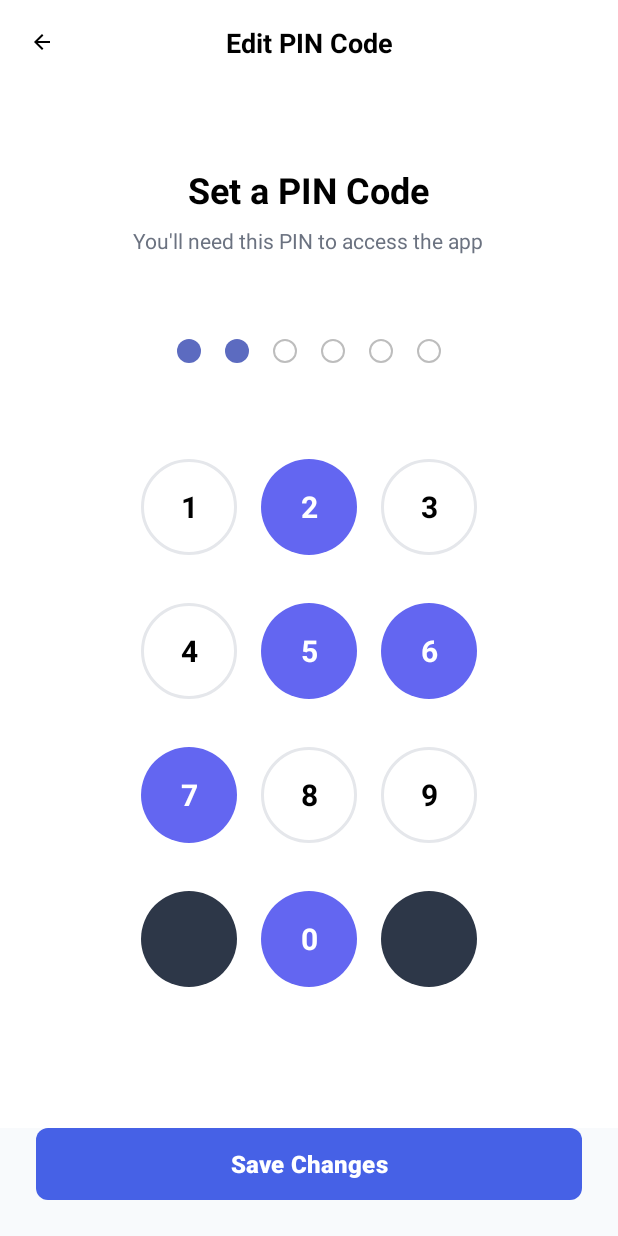
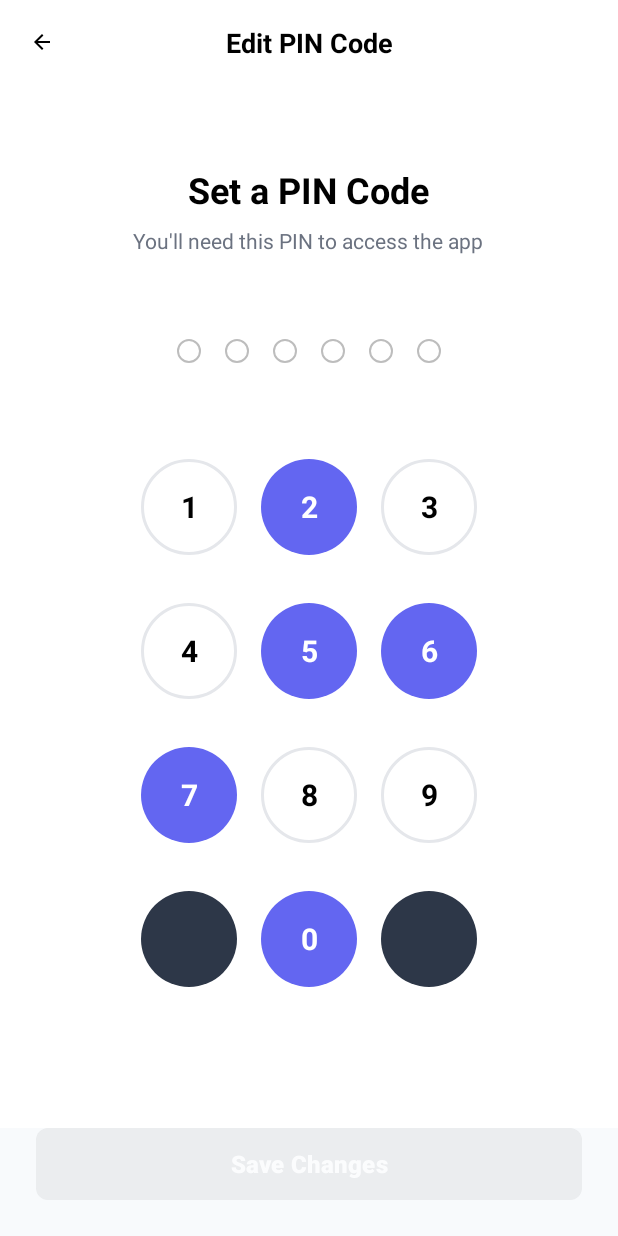
Before and after one commit to Kevinardhana096/spendly, an Android app: the EditPinActivity screen opened directly, with no data from a screen before it, on a phone screen of 412 x 824 dp. Run offline under Robolectric (Android 15) with nearby library versions, the phone set to English and light mode, and no system bars.

Commit message:
feat : functionally code edit pin activity

```diff
--- a/app/src/main/java/com/example/spendly/activity/EditPinActivity.java
+++ b/app/src/main/java/com/example/spendly/activity/EditPinActivity.java
@@ -1,6 +1,11 @@
 package com.example.spendly.activity;
 
 import android.os.Bundle;
+import android.view.View;
+import android.widget.Button;
+import android.widget.ImageView;
+import android.widget.TextView;
+import android.widget.Toast;
 
 import androidx.activity.EdgeToEdge;
 import androidx.appcompat.app.AppCompatActivity;
@@ -12,15 +17,117 @@ import com.example.spendly.R;
 
 public class EditPinActivity extends AppCompatActivity {
 
+    private ImageView btnBack, btnDelete;
+    private Button btnSaveChanges;
+
+    // PIN dots
+    private View[] pinDots;
+
+    // Number buttons
+    private TextView[] numberButtons;
+
+    // PIN input
+    private StringBuilder currentPin = new StringBuilder();
+    private final int PIN_LENGTH = 6;
+
     @Override
     protected void onCreate(Bundle savedInstanceState) {
         super.onCreate(savedInstanceState);
-        EdgeToEdge.enable(this);
         setContentView(R.layout.activity_edit_pin);
-        ViewCompat.setOnApplyWindowInsetsListener(findViewById(R.id.main), (v, insets) -> {
-            Insets systemBars = insets.getInsets(WindowInsetsCompat.Type.systemBars());
-            v.setPadding(systemBars.left, systemBars.top, systemBars.right, systemBars.bottom);
-            return insets;
-        });
+
+        initViews();
+        setupClickListeners();
+        updatePinDisplay();
+    }
+
+    private void initViews() {
+        btnBack = findViewById(R.id.btn_back);
+        btnDelete = findViewById(R.id.btn_delete);
+        btnSaveChanges = findViewById(R.id.btn_save_changes);
+
+        // Initialize PIN dots
+        pinDots = new View[]{
+                findViewById(R.id.dot_1),
+                findViewById(R.id.dot_2),
+                findViewById(R.id.dot_3),
+                findViewById(R.id.dot_4),
+                findViewById(R.id.dot_5),
+                findViewById(R.id.dot_6)
+        };
+
+        // Initialize number buttons
+        numberButtons = new TextView[]{
+                findViewById(R.id.btn_0),
+                findViewById(R.id.btn_1),
+                findViewById(R.id.btn_2),
+                findViewById(R.id.btn_3),
+                findViewById(R.id.btn_4),
+                findViewById(R.id.btn_5),
+                findViewById(R.id.btn_6),
+                findViewById(R.id.btn_7),
+                findViewById(R.id.btn_8),
+                findViewById(R.id.btn_9)
+        };
+    }
+
+    private void setupClickListeners() {
+        btnBack.setOnClickListener(v -> finish());
+
+        btnSaveChanges.setOnClickListener(v -> savePin());
+
+        btnDelete.setOnClickListener(v -> clearLastDigit());
+
+        // Set click listeners for number buttons
+        for (int i = 0; i < numberButtons.length; i++) {
+            final int number = i;
+            numberButtons[i].setOnClickListener(v -> onNumberClicked(number));
+        }
+    }
+
+    private void onNumberClicked(int number) {
+        if (currentPin.length() < PIN_LENGTH) {
+            currentPin.append(number);
+            updatePinDisplay();
+        }
+    }
+
+    private void updatePinDisplay() {
+        // Update pin dots
+        for (int i = 0; i < pinDots.length; i++) {
+            if (i < currentPin.length()) {
+                pinDots[i].setBackgroundResource(R.drawable.pin_dot_filled);
+            } else {
+                pinDots[i].setBackgroundResource(R.drawable.pin_dot_empty);
+            }
+        }
+
+        // Update save button state
+        if (currentPin.length() == PIN_LENGTH) {
+            btnSaveChanges.setEnabled(true);
+            btnSaveChanges.setAlpha(1.0f);
+        } else {
+            btnSaveChanges.setEnabled(false);
+            btnSaveChanges.setAlpha(0.5f);
+        }
+    }
+
+    private void savePin() {
+        if (currentPin.length() == PIN_LENGTH) {
+            String pin = currentPin.toString();
+
+            // Save PIN to SharedPreferences or database
+            // For now, just show success message
+            Toast.makeText(this, "PIN saved successfully", Toast.LENGTH_SHORT).show();
+            finish();
+        } else {
+            Toast.makeText(this, "Please enter a complete PIN", Toast.LENGTH_SHORT).show();
+        }
+    }
+
+    private void clearLastDigit() {
+        if (currentPin.length() > 0) {
+            currentPin.deleteCharAt(currentPin.length() - 1);
+            updatePinDisplay();
+        }
     }
 }
```
